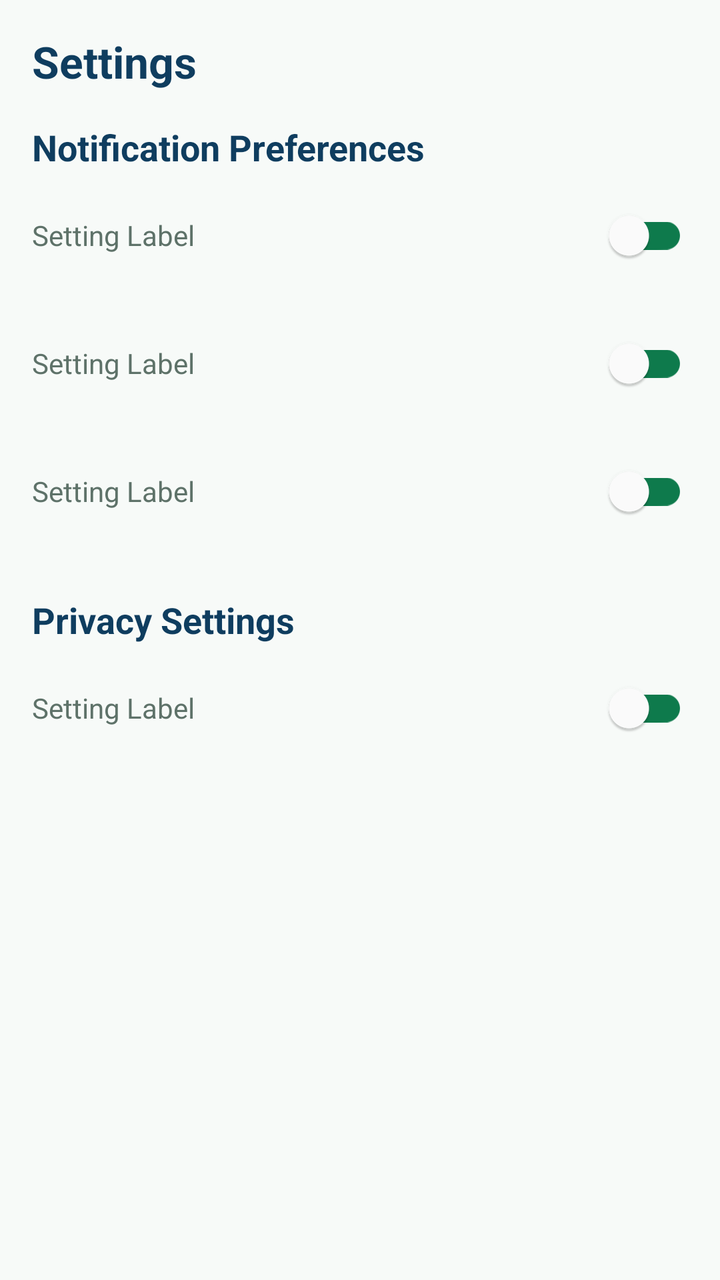
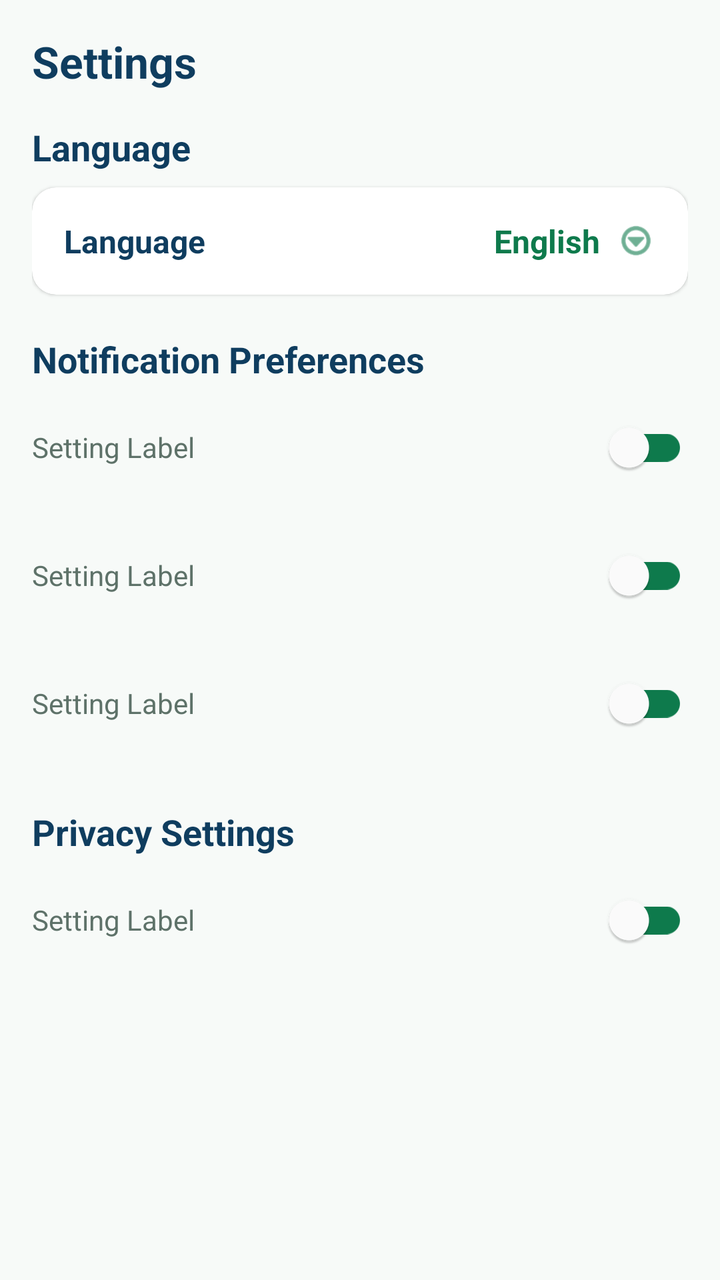

Compare the two renders of this Android layout. The source of the first and the diff that turns it into the second are given below.
<!-- AndroidManifest.xml: application theme Theme.SkillBridgeSA -->
<!-- res/layout/layout_settings.xml -->
<?xml version="1.0" encoding="utf-8"?>
<LinearLayout xmlns:android="http://schemas.android.com/apk/res/android"
    android:layout_width="match_parent"
    android:layout_height="match_parent"
    android:background="@color/sb_bg"
    android:orientation="vertical"
    android:padding="16dp">

    <TextView
        android:layout_width="wrap_content"
        android:layout_height="wrap_content"
        android:text="Settings"
        android:textColor="@color/sb_navy"
        android:textSize="22sp"
        android:textStyle="bold" />

    <Space
        android:layout_width="match_parent"
        android:layout_height="16dp" />

    <TextView
        android:layout_width="wrap_content"
        android:layout_height="wrap_content"
        android:text="Notification Preferences"
        android:textColor="@color/sb_navy"
        android:textSize="18sp"
        android:textStyle="bold" />

    <include
        android:id="@+id/rowJobAlerts"
        layout="@layout/layout_setting_row"
        android:layout_width="match_parent"
        android:layout_height="wrap_content" />

    <include
        android:id="@+id/rowMentorshipAlerts"
        layout="@layout/layout_setting_row"
        android:layout_width="match_parent"
        android:layout_height="wrap_content" />

    <include
        android:id="@+id/rowMessageAlerts"
        layout="@layout/layout_setting_row"
        android:layout_width="match_parent"
        android:layout_height="wrap_content" />

    <Space
        android:layout_width="match_parent"
        android:layout_height="20dp" />

    <TextView
        android:layout_width="wrap_content"
        android:layout_height="wrap_content"
        android:text="Privacy Settings"
        android:textColor="@color/sb_navy"
        android:textSize="18sp"
        android:textStyle="bold" />

    <include
        android:id="@+id/rowProfileVisible"
        layout="@layout/layout_setting_row"
        android:layout_width="match_parent"
        android:layout_height="wrap_content" />

</LinearLayout>
<!-- res/layout/layout_setting_row.xml (included above) -->
<?xml version="1.0" encoding="utf-8"?>
<LinearLayout xmlns:android="http://schemas.android.com/apk/res/android"
    android:layout_width="match_parent"
    android:layout_height="wrap_content"
    android:gravity="center_vertical"
    android:orientation="horizontal"
    android:paddingVertical="8dp">

    <TextView
        android:id="@+id/tvLabel"
        android:layout_width="0dp"
        android:layout_height="wrap_content"
        android:layout_weight="1"
        android:text="Setting Label"
        android:textColor="@color/sb_text_secondary"
        android:textSize="14sp" />

    <com.google.android.material.switchmaterial.SwitchMaterial
        android:id="@+id/switchSetting"
        android:layout_width="wrap_content"
        android:layout_height="wrap_content"
        app:useMaterialThemeColors="false"
        app:thumbTint="@color/sb_white"
        app:trackTint="@color/sb_green"
        xmlns:app="http://schemas.android.com/apk/res-auto" />

</LinearLayout>
<!-- resources referenced by this layout -->
<resources>
  <color name="sb_bg">#F7FAF8</color>
  <color name="sb_green">#0E7A4C</color>
  <color name="sb_navy">#0F3D5F</color>
  <color name="sb_text_secondary">#5E7269</color>
  <color name="sb_white">#FFFFFF</color>
  <style name="Theme.SkillBridgeSA" parent="Theme.MaterialComponents.Light.NoActionBar">
          <item name="colorPrimary">@color/sb_navy</item>
          <item name="colorPrimaryVariant">@color/sb_navy_dark</item>
          <item name="colorOnPrimary">@color/sb_white</item>
          <item name="colorSecondary">@color/sb_green</item>
          <item name="colorSecondaryVariant">@color/sb_green_dark</item>
          <item name="colorOnSecondary">@color/sb_white</item>
          <item name="android:statusBarColor">@color/sb_navy_dark</item>
          <item name="android:windowBackground">@color/sb_bg</item>
  
          
          <item name="shapeAppearanceLargeComponent">@style/ShapeAppearance.SkillBridge.Large</item>
          <item name="shapeAppearanceMediumComponent">@style/ShapeAppearance.SkillBridge.Medium</item>
          <item name="shapeAppearanceSmallComponent">@style/ShapeAppearance.SkillBridge.Small</item>
      </style>
  <color name="sb_navy_dark">#0B2942</color>
  <color name="sb_green_dark">#095C39</color>
  <style name="ShapeAppearance.SkillBridge.Large" parent="ShapeAppearance.MaterialComponents.LargeComponent">
          <item name="cornerFamily">rounded</item>
          <item name="cornerSize">20dp</item>
      </style>
  <style name="ShapeAppearance.SkillBridge.Medium" parent="ShapeAppearance.MaterialComponents.MediumComponent">
          <item name="cornerFamily">rounded</item>
          <item name="cornerSize">16dp</item>
      </style>
  <style name="ShapeAppearance.SkillBridge.Small" parent="ShapeAppearance.MaterialComponents.SmallComponent">
          <item name="cornerFamily">rounded</item>
          <item name="cornerSize">12dp</item>
      </style>
</resources>

<!-- the commit's change to res/layout/layout_settings.xml (unified diff, before → after) -->
@@ -1,5 +1,6 @@
 <?xml version="1.0" encoding="utf-8"?>
 <LinearLayout xmlns:android="http://schemas.android.com/apk/res/android"
+    xmlns:app="http://schemas.android.com/apk/res-auto"
     android:layout_width="match_parent"
     android:layout_height="match_parent"
     android:background="@color/sb_bg"
@@ -7,9 +8,10 @@
     android:padding="16dp">
 
     <TextView
+        android:id="@+id/tvHeaderSettings"
         android:layout_width="wrap_content"
         android:layout_height="wrap_content"
-        android:text="Settings"
+        android:text="@string/settings"
         android:textColor="@color/sb_navy"
         android:textSize="22sp"
         android:textStyle="bold" />
@@ -19,9 +21,66 @@
         android:layout_height="16dp" />
 
     <TextView
+        android:id="@+id/tvHeaderLanguage"
         android:layout_width="wrap_content"
         android:layout_height="wrap_content"
-        android:text="Notification Preferences"
+        android:text="@string/language"
+        android:textColor="@color/sb_navy"
+        android:textSize="18sp"
+        android:textStyle="bold" />
+
+    <com.google.android.material.card.MaterialCardView
+        android:id="@+id/cardLanguage"
+        android:layout_width="match_parent"
+        android:layout_height="wrap_content"
+        android:layout_marginVertical="8dp"
+        app:cardBackgroundColor="@color/sb_white"
+        app:cardCornerRadius="12dp"
+        app:cardElevation="1dp">
+
+        <LinearLayout
+            android:layout_width="match_parent"
+            android:layout_height="wrap_content"
+            android:gravity="center_vertical"
+            android:orientation="horizontal"
+            android:padding="16dp">
+
+            <TextView
+                android:layout_width="0dp"
+                android:layout_height="wrap_content"
+                android:layout_weight="1"
+                android:text="@string/language"
+                android:textColor="@color/sb_navy"
+                android:textSize="16sp"
+                android:textStyle="bold" />
+
+            <TextView
+                android:id="@+id/tvCurrentLanguage"
+                android:layout_width="wrap_content"
+                android:layout_height="wrap_content"
+                android:text="English"
+                android:textColor="@color/sb_green"
+                android:textSize="16sp"
+                android:textStyle="bold" />
+
+            <ImageView
+                android:layout_width="20dp"
+                android:layout_height="20dp"
+                android:layout_marginStart="8dp"
+                android:src="@android:drawable/ic_menu_more"
+                app:tint="@color/sb_green" />
+        </LinearLayout>
+    </com.google.android.material.card.MaterialCardView>
+
+    <Space
+        android:layout_width="match_parent"
+        android:layout_height="12dp" />
+
+    <TextView
+        android:id="@+id/tvHeaderNotifications"
+        android:layout_width="wrap_content"
+        android:layout_height="wrap_content"
+        android:text="@string/notification_preferences"
         android:textColor="@color/sb_navy"
         android:textSize="18sp"
         android:textStyle="bold" />
@@ -49,9 +108,10 @@
         android:layout_height="20dp" />
 
     <TextView
+        android:id="@+id/tvHeaderPrivacy"
         android:layout_width="wrap_content"
         android:layout_height="wrap_content"
-        android:text="Privacy Settings"
+        android:text="@string/privacy_settings"
         android:textColor="@color/sb_navy"
         android:textSize="18sp"
         android:textStyle="bold" />
<!-- resource entries referenced after the edit -->
@@ -5,6 +5,10 @@
   <color name="sb_navy">#0F3D5F</color>
   <color name="sb_text_secondary">#5E7269</color>
   <color name="sb_white">#FFFFFF</color>
+  <string name="language">Language</string>
+  <string name="notification_preferences">Notification Preferences</string>
+  <string name="privacy_settings">Privacy Settings</string>
+  <string name="settings">Settings</string>
   <style name="Theme.SkillBridgeSA" parent="Theme.MaterialComponents.Light.NoActionBar">
           <item name="colorPrimary">@color/sb_navy</item>
           <item name="colorPrimaryVariant">@color/sb_navy_dark</item>
